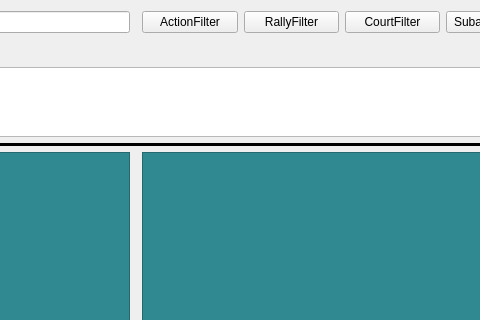
twicki/datavolley2, file datavolley2/uis/zoneanalysis.ui: the form before one commit; both pictures show x 262 to 742 and y 0 to 320 of the 1208 by 842 pixel window.
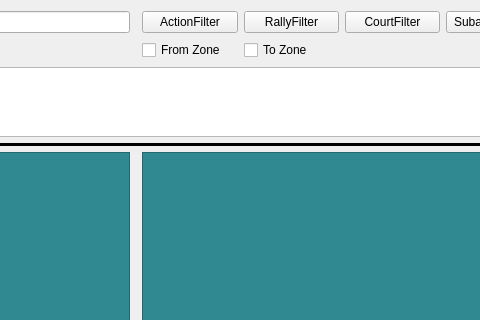
The form after the commit.

Commit message: switch between from and to zone

```diff
--- a/datavolley2/uis/zoneanalysis.ui
+++ b/datavolley2/uis/zoneanalysis.ui
@@ -1168,6 +1168,20 @@
      </widget>
     </widget>
    </item>
+   <item row="1" column="2">
+    <widget class="QCheckBox" name="analyze_from">
+     <property name="text">
+      <string>From Zone</string>
+     </property>
+    </widget>
+   </item>
+   <item row="1" column="3">
+    <widget class="QCheckBox" name="analyze_to">
+     <property name="text">
+      <string>To Zone</string>
+     </property>
+    </widget>
+   </item>
   </layout>
  </widget>
  <resources/>
```
The commit also changes 2 other files.
